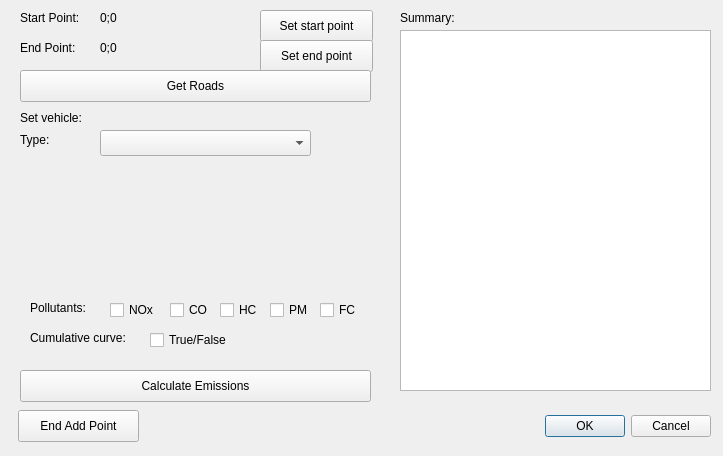
Above: road_emission_calculator_dialog_base.ui from NPRA/RoadEmissionCalculator before the change. Below: the same form after it.
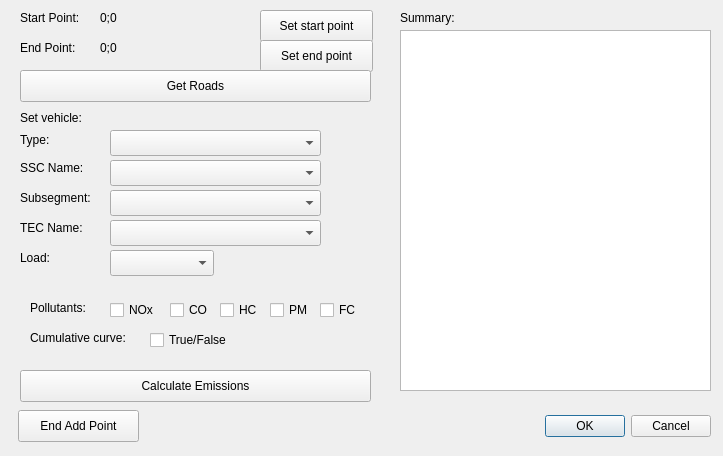
That is the form after the change.

Patch:
```diff
--- a/road_emission_calculator_dialog_base.ui
+++ b/road_emission_calculator_dialog_base.ui
@@ -295,7 +295,7 @@
   <widget class="QComboBox" name="cmbBoxType">
    <property name="geometry">
     <rect>
-     <x>100</x>
+     <x>110</x>
      <y>130</y>
      <width>211</width>
      <height>26</height>
@@ -315,6 +315,98 @@
     <string>Type:</string>
    </property>
   </widget>
+  <widget class="QLabel" name="label_8">
+   <property name="geometry">
+    <rect>
+     <x>20</x>
+     <y>160</y>
+     <width>71</width>
+     <height>16</height>
+    </rect>
+   </property>
+   <property name="text">
+    <string>SSC Name:</string>
+   </property>
+  </widget>
+  <widget class="QComboBox" name="cmbBoxSscName">
+   <property name="geometry">
+    <rect>
+     <x>110</x>
+     <y>160</y>
+     <width>211</width>
+     <height>26</height>
+    </rect>
+   </property>
+  </widget>
+  <widget class="QComboBox" name="cmbBoxSubsegment">
+   <property name="geometry">
+    <rect>
+     <x>110</x>
+     <y>190</y>
+     <width>211</width>
+     <height>26</height>
+    </rect>
+   </property>
+  </widget>
+  <widget class="QLabel" name="label_9">
+   <property name="geometry">
+    <rect>
+     <x>20</x>
+     <y>190</y>
+     <width>81</width>
+     <height>16</height>
+    </rect>
+   </property>
+   <property name="text">
+    <string>Subsegment:</string>
+   </property>
+  </widget>
+  <widget class="QLabel" name="label_10">
+   <property name="geometry">
+    <rect>
+     <x>20</x>
+     <y>220</y>
+     <width>81</width>
+     <height>16</height>
+    </rect>
+   </property>
+   <property name="text">
+    <string>TEC Name:</string>
+   </property>
+  </widget>
+  <widget class="QComboBox" name="cmbBoxTecName">
+   <property name="geometry">
+    <rect>
+     <x>110</x>
+     <y>220</y>
+     <width>211</width>
+     <height>26</height>
+    </rect>
+   </property>
+  </widget>
+  <widget class="QLabel" name="label_11">
+   <property name="geometry">
+    <rect>
+     <x>20</x>
+     <y>250</y>
+     <width>60</width>
+     <height>16</height>
+    </rect>
+   </property>
+   <property name="text">
+    <string>Load:</string>
+   </property>
+  </widget>
+  <widget class="QComboBox" name="cmbBoxLoad">
+   <property name="geometry">
+    <rect>
+     <x>110</x>
+     <y>250</y>
+     <width>104</width>
+     <height>26</height>
+    </rect>
+   </property>
+  </widget>
  </widget>
  <resources/>
  <connections>
```
